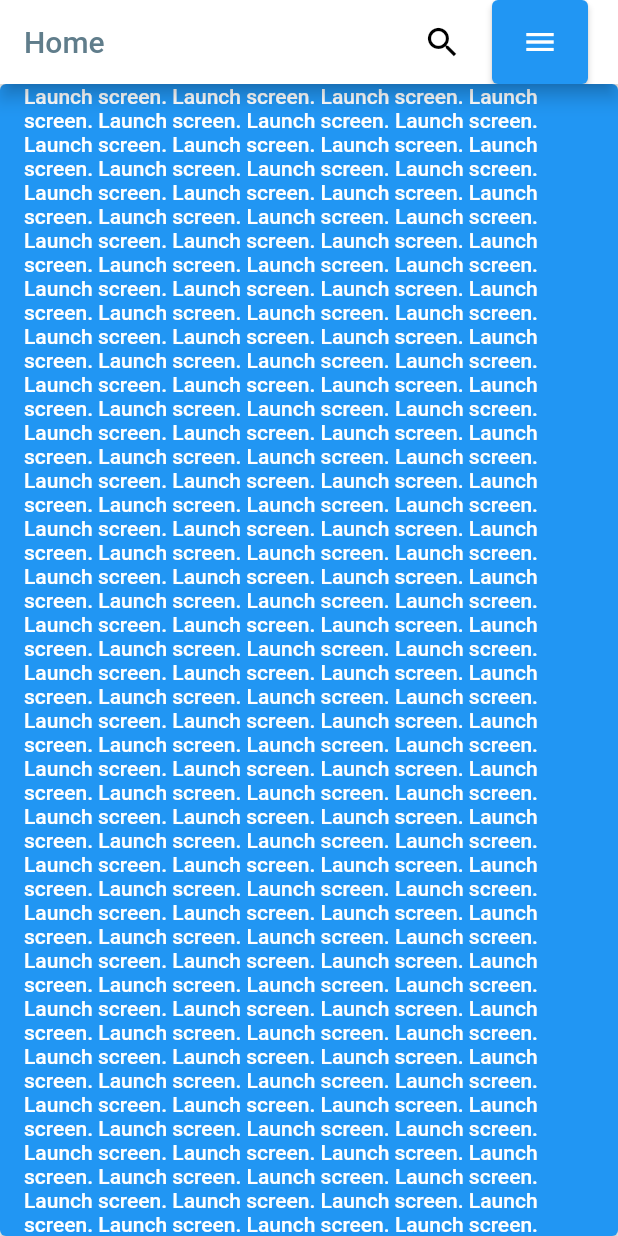
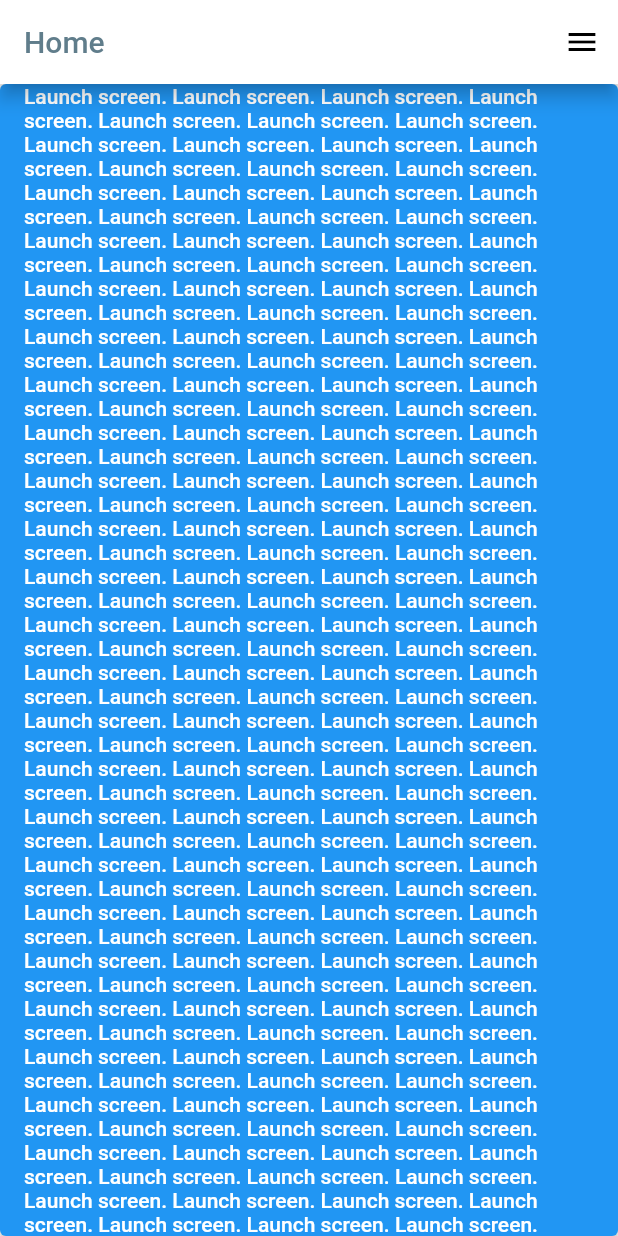
Before and after one commit to yaseengem/path1, a Flutter app: the screen it shows once a user with an empty profile is signed in, on a phone screen of 412 x 824 dp. Run offline on Flutter 3.47's test engine with Material 2 defaults, Android fonts, the phone set to English and light mode, and no system bars; our stand-ins replace firebase_auth, firebase_core; missing offline and left inert: flutterfire_ui; accounts and stored records are empty.

Commit message:
Just levelled. after issues with appbar and  drawe

```diff
--- a/lib/src/shared/base_appbar.dart
+++ b/lib/src/shared/base_appbar.dart
@@ -25,7 +25,7 @@
     return AppBar(
       title: Text(
         title,
-        style: TextStyle(
+        style: const TextStyle(
           color: Colors.blueGrey,
         ),
       ),
@@ -36,31 +36,31 @@
       //   Icons.menu,
       // ),
       actions: <Widget>[
-        Padding(
-          padding: EdgeInsets.only(right: 20.0),
-          child: Icon(
-            Icons.search,
-            size: 26.0,
-          ),
-        ),
         // Padding(
         //   padding: EdgeInsets.only(right: 20.0),
-        //   child: Icon(Icons.favorite),
+        //   child: Icon(
+        //     Icons.search,
+        //     size: 26.0,
+        //   ),
         // ),
-        Padding(
-          padding: EdgeInsets.only(right: 20.0),
-          child: ElevatedButton(
-            onPressed: () {
-              Navigator.pushNamed(context, '/courselist');
-              //  Navigator.pushNamed(context, '/courselist',
-              //       arguments: CourseList());
-              //   // Provider.of<ThemeModel>(context, listen: false).toggleTheme();
-            },
-            child: Icon(
-              Icons.menu,
-            ),
-          ),
-        ),
+        // // Padding(
+        // //   padding: EdgeInsets.only(right: 20.0),
+        // //   child: Icon(Icons.favorite),
+        // // ),
+        // Padding(
+        //   padding: EdgeInsets.only(right: 20.0),
+        //   child: ElevatedButton(
+        //     onPressed: () {
+        //       Navigator.pushNamed(context, '/courselist');
+        //       //  Navigator.pushNamed(context, '/courselist',
+        //       //       arguments: CourseList());
+        //       //   // Provider.of<ThemeModel>(context, listen: false).toggleTheme();
+        //     },
+        //     child: Icon(
+        //       Icons.menu,
+        //     ),
+        //   ),
+        // ),
       ],
       iconTheme: IconThemeData(color: Colors.black),
     );
```
Also changed, not shown: worklog.txt (+8 -4 lines).
